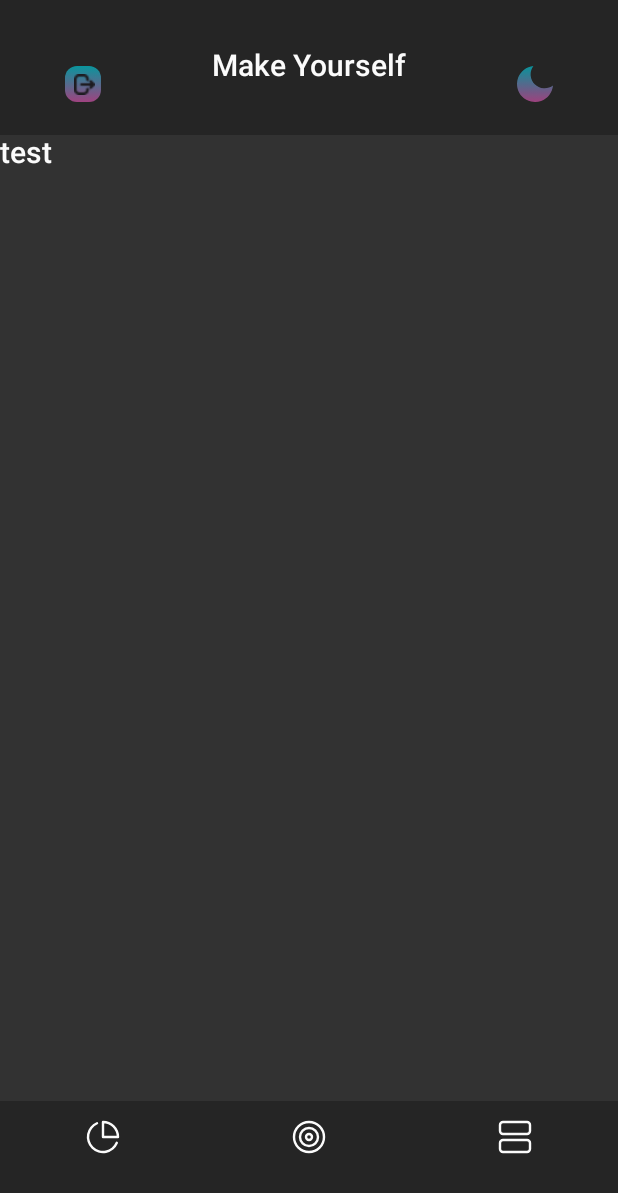
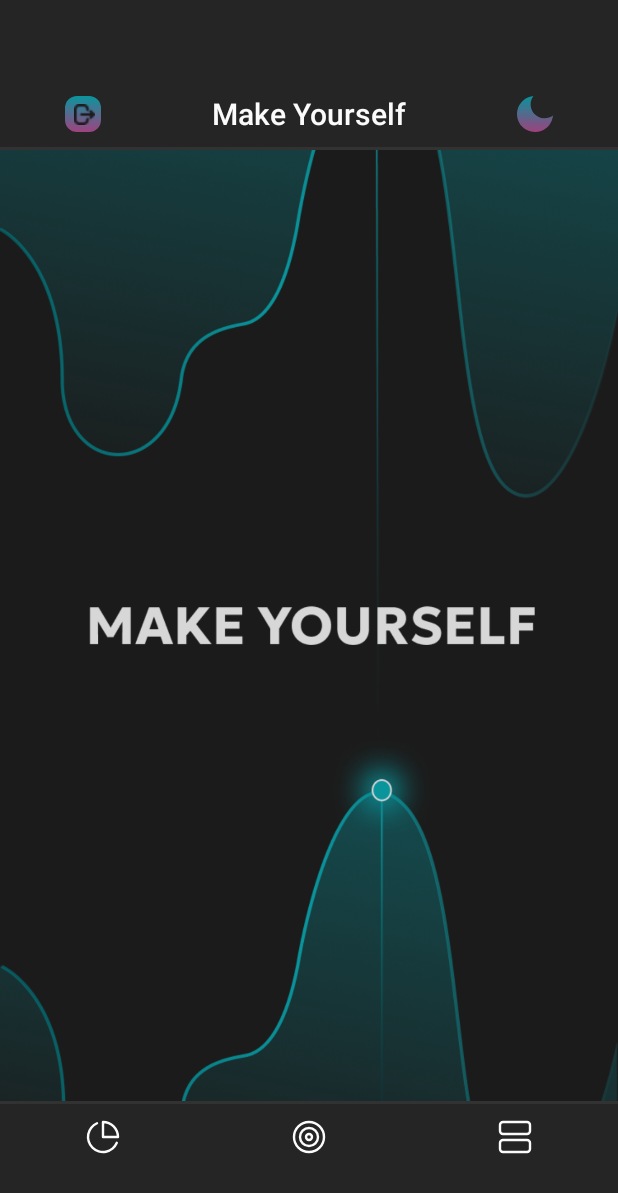
Before and after one commit to OtterUnderwater/MakeYourselfApp, an Android app built with Jetpack Compose: the screen it shows after launch (MainActivity), on a phone screen of 412 x 824 dp. Shown: the top 1193 px of the screen. Run offline under Robolectric (Android 15) with nearby library versions, the light colour scheme and no system bars; our stand-ins replace Dagger/Hilt's generated code; libraries missing offline, so code that uses them is left out: io.github.jan.supabase.

Commit message:
layout: add screen AuthView

```diff
--- a/MakeYourselfApp/app/src/main/java/com/example/makeyourselfapp/domain/navigation/Navigation.kt
+++ b/MakeYourselfApp/app/src/main/java/com/example/makeyourselfapp/domain/navigation/Navigation.kt
@@ -1,6 +1,7 @@
 package com.example.makeyourselfapp.domain.navigation
 
 import androidx.compose.runtime.Composable
+import androidx.compose.runtime.MutableState
 import androidx.navigation.NavHostController
 import androidx.navigation.compose.NavHost
 import androidx.navigation.compose.composable
@@ -12,11 +13,14 @@ import com.example.makeyourselfapp.view.screens.splash.Splash
 import com.example.makeyourselfapp.view.screens.statistics.StatisticsView
 
 @Composable
-fun Navigation(controller: NavHostController){
+fun Navigation(controller: NavHostController, isVisibleBar: MutableState<Boolean>){
     NavHost(
         navController = controller,
         startDestination = RoutesNavigation.SPLASH
     ) {
+        composable(RoutesNavigation.SPLASH) {
+            Splash(controller, isVisibleBar)
+        }
         composable(RoutesNavigation.GOALS) {
             GoalsView(controller)
         }
--- /dev/null
+++ b/MakeYourselfApp/app/src/main/java/com/example/makeyourselfapp/models/screens/StateUser.kt
@@ -0,0 +1,6 @@
+package com.example.makeyourselfapp.models.screens
+
+data class StateUser(
+    val login: String = "",
+    val password: String = ""
+)
--- /dev/null
+++ b/MakeYourselfApp/app/src/main/java/com/example/makeyourselfapp/view/components/Buttons.kt
@@ -0,0 +1,35 @@
+package com.example.makeyourselfapp.view.components
+
+import androidx.compose.foundation.layout.fillMaxWidth
+import androidx.compose.foundation.layout.padding
+import androidx.compose.foundation.shape.RoundedCornerShape
+import androidx.compose.material3.Button
+import androidx.compose.material3.ButtonDefaults
+import androidx.compose.material3.Text
+import androidx.compose.runtime.Composable
+import androidx.compose.ui.Modifier
+import androidx.compose.ui.graphics.Color
+import androidx.compose.ui.text.font.FontWeight
+import androidx.compose.ui.unit.dp
+import com.example.makeyourselfapp.view.ui.theme.AppDesign
+
+@Composable
+fun ButtonPrimary(text: String, enabled: Boolean = true, onClick: () -> Unit){
+    Button (
+        onClick = { onClick() },
+        modifier = Modifier.fillMaxWidth(),
+        colors = ButtonDefaults.buttonColors(
+            containerColor = AppDesign.colors.primary,
+            disabledContainerColor = AppDesign.colors.secondary
+        ),
+        shape = RoundedCornerShape(15.dp),
+        enabled = enabled
+    ) {
+        Text(
+            text = text,
+            modifier = Modifier.padding(vertical = 8.dp),
+            color = Color.White,
+            fontWeight = FontWeight.Bold
+        )
+    }
+}
--- a/MakeYourselfApp/app/src/main/java/com/example/makeyourselfapp/view/components/Texts.kt
+++ b/MakeYourselfApp/app/src/main/java/com/example/makeyourselfapp/view/components/Texts.kt
@@ -1,8 +1,14 @@
 package com.example.makeyourselfapp.view.components
 
+import androidx.compose.foundation.clickable
+import androidx.compose.foundation.layout.offset
+import androidx.compose.material3.MaterialTheme
 import androidx.compose.material3.Text
 import androidx.compose.runtime.Composable
+import androidx.compose.ui.Modifier
 import androidx.compose.ui.text.font.FontWeight
+import androidx.compose.ui.text.style.TextAlign
+import androidx.compose.ui.unit.dp
 import androidx.compose.ui.unit.sp
 import com.example.makeyourselfapp.view.ui.theme.AppDesign
 
@@ -15,3 +21,17 @@ fun TextTittle(text: String){
         color = AppDesign.colors.textColor
     )
 }
+
+@Composable
+fun TextClickable(text: String, onClick: () -> Unit){
+    Text(
+        text = text,
+        fontWeight = FontWeight.SemiBold,
+        fontSize = 20.sp,
+        color = AppDesign.colors.textColor,
+        textAlign = TextAlign.Center,
+        modifier = Modifier
+            .offset(0.dp, 4.dp)
+            .clickable(onClick = { onClick() }),
+    )
+}
--- a/MakeYourselfApp/app/src/main/java/com/example/makeyourselfapp/view/screens/auth/AuthView.kt
+++ b/MakeYourselfApp/app/src/main/java/com/example/makeyourselfapp/view/screens/auth/AuthView.kt
@@ -1,8 +1,54 @@
 package com.example.makeyourselfapp.view.screens.auth
 
+import androidx.compose.foundation.Image
+import androidx.compose.foundation.background
+import androidx.compose.foundation.layout.Arrangement
+import androidx.compose.foundation.layout.Column
+import androidx.compose.foundation.layout.Row
+import androidx.compose.foundation.layout.Spacer
+import androidx.compose.foundation.layout.fillMaxSize
+import androidx.compose.foundation.layout.fillMaxWidth
+import androidx.compose.foundation.layout.height
+import androidx.compose.foundation.layout.padding
+import androidx.compose.foundation.layout.width
+import androidx.compose.foundation.rememberScrollState
+import androidx.compose.foundation.verticalScroll
+import androidx.compose.material3.MaterialTheme
 import androidx.compose.runtime.Composable
+import androidx.compose.ui.Modifier
+import androidx.compose.ui.layout.ContentScale
+import androidx.compose.ui.platform.LocalContext
+import androidx.compose.ui.res.painterResource
+import androidx.compose.ui.text.font.FontWeight
+import androidx.compose.ui.unit.dp
+import androidx.hilt.navigation.compose.hiltViewModel
 import androidx.navigation.NavController
+import com.example.makeyourselfapp.view.components.ButtonPrimary
+import com.example.makeyourselfapp.view.components.TextClickable
+import com.example.makeyourselfapp.view.components.TextTittle
+import com.example.makeyourselfapp.view.ui.theme.AppDesign
 
 @Composable
-fun AuthView(controller: NavController) {
+fun AuthView(controller: NavController, viewModel: AuthViewModel = hiltViewModel()) {
+    viewModel.context = LocalContext.current
+    val stateButton = (viewModel.user.password != "" && viewModel.user.login != "")
+    Column(
+        modifier = Modifier.fillMaxSize().background(AppDesign.colors.background)
+            .verticalScroll(rememberScrollState()),
+        verticalArrangement = Arrangement.Center) {
+        Column(modifier = Modifier.padding(horizontal = 24.dp)) {
+            Row(modifier = Modifier.fillMaxWidth(),horizontalArrangement = Arrangement.Center) {
+                TextTittle("Авторизация")
+            }
+            Spacer(modifier = Modifier.height(30.dp))
+            Spacer(modifier = Modifier.height(30.dp))
+            ButtonPrimary("Войти", stateButton) { viewModel.signIn(controller) }
+            Spacer(modifier = Modifier.height(80.dp))
+            Row(modifier = Modifier.fillMaxWidth(),horizontalArrangement = Arrangement.Center) {
+                TextTittle("Нет аккаунта?")
+                Spacer(modifier = Modifier.width(8.dp))
+                TextClickable("Зарегистрируйтесь") { viewModel.goReg(controller) }
+            }
+        }
+    }
 }
--- /dev/null
+++ b/MakeYourselfApp/app/src/main/java/com/example/makeyourselfapp/view/screens/auth/AuthViewModel.kt
@@ -0,0 +1,58 @@
+package com.example.makeyourselfapp.view.screens.auth
+
+import android.annotation.SuppressLint
+import android.content.Context
+import android.util.Log
+import android.widget.Toast
+import androidx.compose.runtime.mutableStateOf
+import androidx.lifecycle.ViewModel
+import androidx.lifecycle.viewModelScope
+import androidx.navigation.NavController
+import androidx.navigation.NavHostController
+import com.example.makeyourselfapp.domain.Constants
+import com.example.makeyourselfapp.domain.navigation.RoutesNavigation
+import com.example.makeyourselfapp.models.screens.StateUser
+import dagger.hilt.android.lifecycle.HiltViewModel
+import io.github.jan.supabase.gotrue.auth
+import io.github.jan.supabase.gotrue.providers.builtin.Email
+import kotlinx.coroutines.launch
+import javax.inject.Inject
+
+
+@HiltViewModel
+class AuthViewModel @Inject constructor() : ViewModel() {
+    @SuppressLint("StaticFieldLeak")
+    lateinit var context: Context
+
+    private val _user = mutableStateOf(StateUser())
+    val user: StateUser get() = _user.value
+
+    fun setUser(newUser: StateUser) {
+        _user.value = newUser
+    }
+
+    fun goReg(controller: NavController) {
+        controller.navigate(RoutesNavigation.REG)
+    }
+
+    fun signIn(controller: NavController) {
+        if(user.login != "" && user.password != "") {
+            viewModelScope.launch {
+                try {
+                    Constants.supabase.auth.signInWith(Email) {
+                        email = user.login
+                        password = user.password
+                    }
+                    controller.navigate(RoutesNavigation.AUTH) {
+                        popUpTo(RoutesNavigation.AUTH) {
+                            inclusive = true
+                        }
+                    }
+                } catch (e: Exception) {
+                    Log.e("Error screen AuthView",e.message.toString())
+                    Toast.makeText(context, e.message.toString(), Toast.LENGTH_SHORT).show()
+                }
+            }
+        }
+    }
+}
--- a/MakeYourselfApp/app/src/main/java/com/example/makeyourselfapp/view/screens/bottombar/BottomBarCustom.kt
+++ b/MakeYourselfApp/app/src/main/java/com/example/makeyourselfapp/view/screens/bottombar/BottomBarCustom.kt
@@ -8,6 +8,7 @@ import androidx.compose.foundation.layout.fillMaxWidth
 import androidx.compose.foundation.layout.height
 import androidx.compose.foundation.layout.padding
 import androidx.compose.foundation.layout.size
+import androidx.compose.material3.Divider
 import androidx.compose.material3.Icon
 import androidx.compose.material3.IconButton
 import androidx.compose.runtime.Composable
@@ -32,6 +33,7 @@ fun BottomBarCustom(controller: NavHostController, theme: MutableState<CurrentTh
             .background(AppDesign.colors.background).padding(bottom = 20.dp),
         contentAlignment = Alignment.TopCenter
     ) {
+        Divider(thickness = 2.dp, color = AppDesign.colors.lightBackground)
         Row( modifier = Modifier.fillMaxWidth(),
             horizontalArrangement = Arrangement.Absolute.SpaceAround)
         {
--- a/MakeYourselfApp/app/src/main/java/com/example/makeyourselfapp/view/screens/splash/SplashViewModel.kt
+++ b/MakeYourselfApp/app/src/main/java/com/example/makeyourselfapp/view/screens/splash/SplashViewModel.kt
@@ -17,6 +17,14 @@ class SplashViewModel @Inject constructor() : ViewModel() {
         viewModelScope.launch {
             if (configuration.orientation == Configuration.ORIENTATION_PORTRAIT) {
                 delay(2000L)
+
+                controller.navigate(RoutesNavigation.AUTH) {
+                    isVisible.value = true
+                    popUpTo(RoutesNavigation.SPLASH) {
+                        inclusive = true
+                    }
+                }
+
                 /*if(service.userIsAuth()){
                 controller.navigate(RoutesNavigation.GOALS) {
                     isVisible.value = true
--- a/MakeYourselfApp/app/src/main/java/com/example/makeyourselfapp/view/screens/topbar/TopBar.kt
+++ b/MakeYourselfApp/app/src/main/java/com/example/makeyourselfapp/view/screens/topbar/TopBar.kt
@@ -5,12 +5,15 @@ import androidx.compose.foundation.background
 import androidx.compose.foundation.layout.Arrangement
 import androidx.compose.foundation.layout.Box
 import androidx.compose.foundation.layout.Row
+import androidx.compose.foundation.layout.fillMaxSize
 import androidx.compose.foundation.layout.fillMaxWidth
 import androidx.compose.foundation.layout.height
 import androidx.compose.foundation.layout.padding
 import androidx.compose.foundation.layout.size
+import androidx.compose.material3.Divider
 import androidx.compose.material3.Icon
 import androidx.compose.material3.IconButton
+import androidx.compose.material3.Text
 import androidx.compose.runtime.Composable
 import androidx.compose.runtime.MutableState
 import androidx.compose.ui.Alignment
@@ -24,7 +27,9 @@ import androidx.compose.ui.graphics.graphicsLayer
 import androidx.compose.ui.graphics.vector.ImageVector
 import androidx.compose.ui.res.painterResource
 import androidx.compose.ui.res.vectorResource
+import androidx.compose.ui.text.font.FontWeight
 import androidx.compose.ui.unit.dp
+import androidx.compose.ui.unit.sp
 import androidx.navigation.NavHostController
 import com.example.makeyourselfapp.R
 import com.example.makeyourselfapp.models.theme.CurrentTheme
@@ -35,12 +40,15 @@ import com.example.makeyourselfapp.view.ui.theme.ListColorTheme
 @Composable
 fun TopBarCustom(controller: NavHostController, theme: MutableState<CurrentTheme>){
     Box(
-        modifier = Modifier.height(90.dp).fillMaxWidth()
-            .background(AppDesign.colors.background).padding(bottom = 10.dp),
+        modifier = Modifier
+            .height(100.dp)
+            .fillMaxWidth()
+            .background(AppDesign.colors.background),
         contentAlignment = Alignment.BottomCenter
     ) {
         Row( modifier = Modifier.fillMaxWidth(),
-            horizontalArrangement = Arrangement.Absolute.SpaceAround)
+            horizontalArrangement = Arrangement.Absolute.SpaceAround,
+            verticalAlignment = Alignment.CenterVertically)
         {
             val gradient = Brush.verticalGradient(AppDesign.colors.gradient)
             IconButton(onClick = {})
@@ -57,7 +65,9 @@ fun TopBarCustom(controller: NavHostController, theme: MutableState<CurrentTheme
                     Icon(
                         painter = painterResource(R.drawable.icon_output),
                         contentDescription = "",
-                        modifier = Modifier.size(16.dp).padding(start = 2.dp)
+                        modifier = Modifier
+                            .size(16.dp)
+                            .padding(start = 2.dp)
                     )
                 }
             }
@@ -71,7 +81,9 @@ fun TopBarCustom(controller: NavHostController, theme: MutableState<CurrentTheme
                 Icon(
                     imageVector = ImageVector.vectorResource(id = R.drawable.icon_moon),
                     contentDescription = "",
-                    modifier = Modifier.size(24.dp).graphicsLayer(alpha = 0.99f)
+                    modifier = Modifier
+                        .size(24.dp)
+                        .graphicsLayer(alpha = 0.99f)
                         .drawWithCache {
                             onDrawWithContent {
                                 drawContent()
@@ -81,5 +93,6 @@ fun TopBarCustom(controller: NavHostController, theme: MutableState<CurrentTheme
                 )
             }
         }
+        Divider( thickness = 2.dp, color = AppDesign.colors.lightBackground)
     }
 }
--- a/MakeYourselfApp/app/src/main/java/com/example/makeyourselfapp/view/ui/MainActivity.kt
+++ b/MakeYourselfApp/app/src/main/java/com/example/makeyourselfapp/view/ui/MainActivity.kt
@@ -21,6 +21,7 @@ import androidx.compose.runtime.remember
 import androidx.compose.ui.Alignment
 import androidx.compose.ui.Modifier
 import androidx.navigation.compose.rememberNavController
+import com.example.makeyourselfapp.domain.navigation.Navigation
 import com.example.makeyourselfapp.models.theme.CurrentTheme
 import com.example.makeyourselfapp.view.components.TextTittle
 import com.example.makeyourselfapp.view.screens.bottombar.BottomBarCustom
@@ -40,26 +41,19 @@ class MainActivity : ComponentActivity() {
         setContent {
             val controller = rememberNavController()
             val theme = remember { mutableStateOf(CurrentTheme(0, ListColorTheme[0])) }
-            val isNavigateBarVisible = remember { mutableStateOf(true) }
+            val isVisibleBar = remember { mutableStateOf(false) }
             MakeYourselfAppTheme ( currentTheme = theme.value.theme)
             {
                 Scaffold(
                     modifier = Modifier
                         .fillMaxSize()
                         .background(AppDesign.colors.background),
-                    topBar = {
-                        if (isNavigateBarVisible.value) {
-                            TopBarCustom(controller, theme)
-                        }},
-                    bottomBar = {
-                        if (isNavigateBarVisible.value) {
-                            BottomBarCustom(controller, theme)
-                        }}
+                    topBar = { if (isVisibleBar.value) TopBarCustom(controller, theme) },
+                    bottomBar = { if (isVisibleBar.value) BottomBarCustom(controller, theme) }
                 ) { innerPadding ->
                     Box(modifier = Modifier.padding(innerPadding).background(AppDesign.colors.lightBackground).fillMaxSize())
                     {
-                        //Splash(controller, isNavigateBarVisible)
-                        TextTittle("test")
+                        Navigation(controller, isVisibleBar)
                     }
                 }
             }
```
Also changed, not shown: MakeYourselfApp/app/src/main/java/com/example/makeyourselfapp/view/components/TextFields.kt (added, +41 -0 lines).
